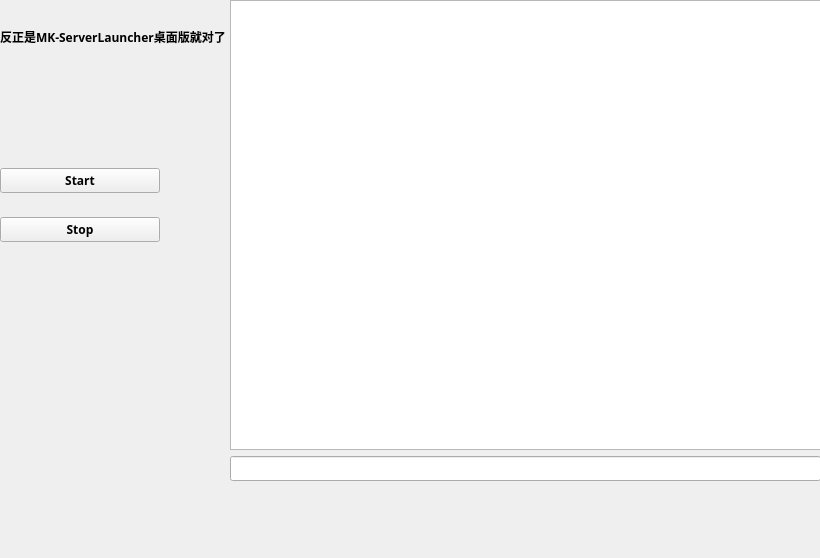
Above: CodeManStudio/Desktop/src/core/qt_ui/client_UI.ui from HeZhijun4030/MK-ServerLauncherDesktop before the change. Below: the same form after it.
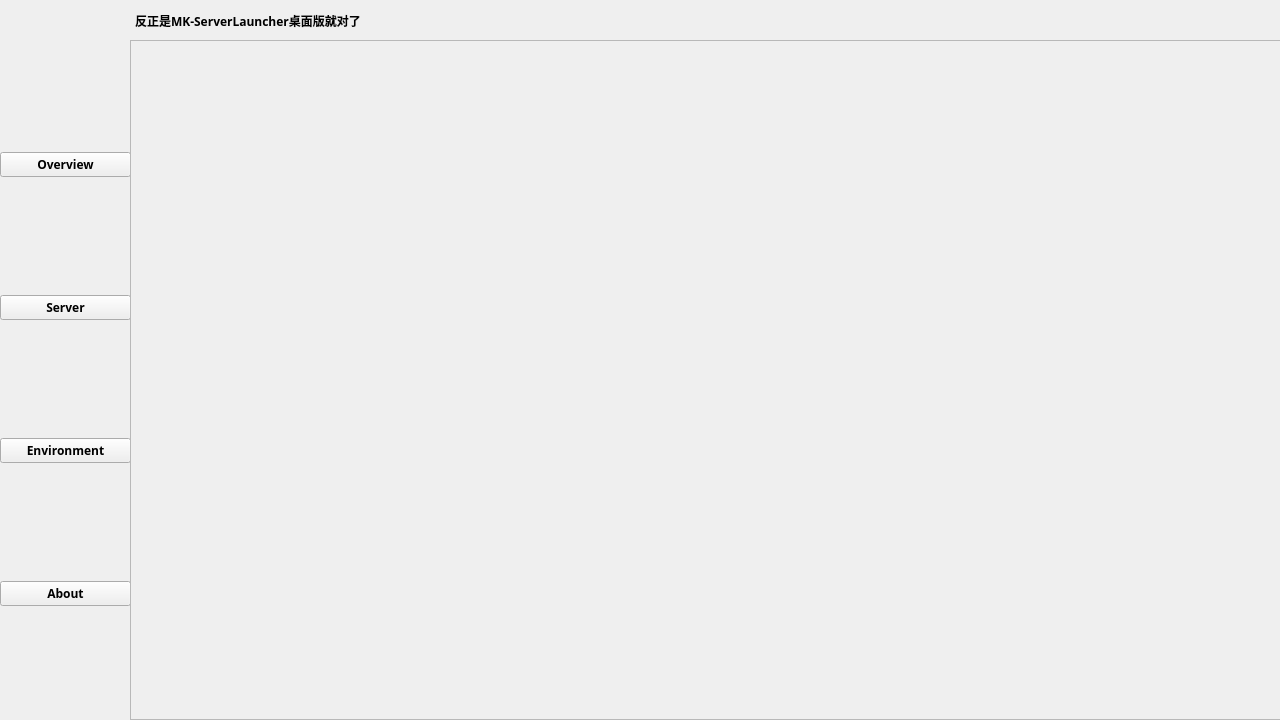
That is the form after the change. Icons and pictures are not drawn.

What changed in the file:
```diff
--- a/CodeManStudio/Desktop/src/core/qt_ui/client_UI.ui
+++ b/CodeManStudio/Desktop/src/core/qt_ui/client_UI.ui
@@ -2,41 +2,101 @@
 <ui version="4.0">
  <class>Form</class>
  <widget class="QWidget" name="Form">
+  <property name="windowModality">
+   <enum>Qt::NonModal</enum>
+  </property>
+  <property name="enabled">
+   <bool>true</bool>
+  </property>
   <property name="geometry">
    <rect>
     <x>0</x>
     <y>0</y>
-    <width>820</width>
-    <height>558</height>
+    <width>1280</width>
+    <height>720</height>
    </rect>
   </property>
   <property name="windowTitle">
    <string>Form</string>
   </property>
-  <widget class="QWidget" name="verticalLayoutWidget">
+  <widget class="QWidget" name="verticalLayoutWidget_3">
+   <property name="geometry">
+    <rect>
+     <x>0</x>
+     <y>40</y>
+     <width>131</width>
+     <height>681</height>
+    </rect>
+   </property>
+   <layout class="QVBoxLayout" name="verticalLayout_3">
+    <item>
+     <widget class="QPushButton" name="overview">
+      <property name="font">
+       <font>
+        <family>微软雅黑</family>
+        <weight>75</weight>
+        <bold>true</bold>
+       </font>
+      </property>
+      <property name="text">
+       <string>Overview</string>
+      </property>
+     </widget>
+    </item>
+    <item>
+     <widget class="QPushButton" name="server">
+      <property name="font">
+       <font>
+        <family>微软雅黑</family>
+        <weight>75</weight>
+        <bold>true</bold>
+       </font>
+      </property>
+      <property name="text">
+       <string>Server</string>
+      </property>
+     </widget>
+    </item>
+    <item>
+     <widget class="QPushButton" name="environment">
+      <property name="font">
+       <font>
+        <family>微软雅黑</family>
+        <weight>75</weight>
+        <bold>true</bold>
+       </font>
+      </property>
+      <property name="text">
+       <string>Environment</string>
+      </property>
+     </widget>
+    </item>
+    <item>
+     <widget class="QPushButton" name="pushButton">
+      <property name="font">
+       <font>
+        <family>微软雅黑</family>
+        <weight>75</weight>
+        <bold>true</bold>
+       </font>
+      </property>
+      <property name="text">
+       <string>About</string>
+      </property>
+     </widget>
+    </item>
+   </layout>
+  </widget>
+  <widget class="QWidget" name="horizontalLayoutWidget">
    <property name="geometry">
     <rect>
      <x>0</x>
      <y>0</y>
-     <width>229</width>
-     <height>153</height>
+     <width>361</width>
+     <height>41</height>
     </rect>
    </property>
-   <layout class="QVBoxLayout" name="verticalLayout">
-    <item>
-     <widget class="QLabel" name="label">
-      <property name="font">
-       <font>
-        <family>微软雅黑</family>
-        <weight>75</weight>
-        <bold>true</bold>
-       </font>
-      </property>
-      <property name="text">
-       <string>反正是MK-ServerLauncher桌面版就对了</string>
-      </property>
-     </widget>
-    </item>
+   <layout class="QHBoxLayout" name="horizontalLayout">
     <item>
      <widget class="QLabel" name="label_2">
       <property name="text">
@@ -47,77 +107,58 @@
       </property>
      </widget>
     </item>
-   </layout>
-  </widget>
-  <widget class="QWidget" name="verticalLayoutWidget_2">
-   <property name="geometry">
-    <rect>
-     <x>230</x>
-     <y>0</y>
-     <width>591</width>
-     <height>481</height>
-    </rect>
-   </property>
-   <layout class="QVBoxLayout" name="verticalLayout_2">
     <item>
-     <widget class="QPlainTextEdit" name="console"/>
-    </item>
-    <item>
-     <widget class="QLineEdit" name="command_input">
-      <property name="sizePolicy">
-       <sizepolicy hsizetype="Expanding" vsizetype="Fixed">
-        <horstretch>0</horstretch>
-        <verstretch>0</verstretch>
-       </sizepolicy>
-      </property>
+     <widget class="QLabel" name="label">
       <property name="font">
        <font>
         <family>微软雅黑</family>
+        <weight>75</weight>
+        <bold>true</bold>
        </font>
       </property>
+      <property name="text">
+       <string>反正是MK-ServerLauncher桌面版就对了</string>
+      </property>
      </widget>
     </item>
    </layout>
   </widget>
-  <widget class="QWidget" name="verticalLayoutWidget_3">
+  <widget class="QFrame" name="frame">
    <property name="geometry">
     <rect>
-     <x>0</x>
-     <y>150</y>
-     <width>160</width>
-     <height>111</height>
+     <x>130</x>
+     <y>40</y>
+     <width>1151</width>
+     <height>681</height>
     </rect>
    </property>
-   <layout class="QVBoxLayout" name="verticalLayout_3">
-    <item>
-     <widget class="QPushButton" name="Start">
-      <property name="font">
-       <font>
-        <family>微软雅黑</family>
-        <weight>75</weight>
-        <bold>true</bold>
-       </font>
-      </property>
-      <property name="text">
-       <string>Start</string>
-      </property>
-     </widget>
-    </item>
-    <item>
-     <widget class="QPushButton" name="Stop">
-      <property name="font">
-       <font>
-        <family>微软雅黑</family>
-        <weight>75</weight>
-        <bold>true</bold>
-       </font>
-      </property>
-      <property name="text">
-       <string>Stop</string>
-      </property>
-     </widget>
-    </item>
-   </layout>
+   <property name="frameShape">
+    <enum>QFrame::StyledPanel</enum>
+   </property>
+   <property name="frameShadow">
+    <enum>QFrame::Raised</enum>
+   </property>
+   <widget class="QStackedWidget" name="stackedWidget">
+    <property name="geometry">
+     <rect>
+      <x>0</x>
+      <y>-1</y>
+      <width>1151</width>
+      <height>681</height>
+     </rect>
+    </property>
+    <property name="frameShape">
+     <enum>QFrame::StyledPanel</enum>
+    </property>
+    <property name="frameShadow">
+     <enum>QFrame::Plain</enum>
+    </property>
+    <property name="currentIndex">
+     <number>0</number>
+    </property>
+    <widget class="QWidget" name="page_3"/>
+    <widget class="QWidget" name="page_4"/>
+   </widget>
   </widget>
  </widget>
  <resources>
```
